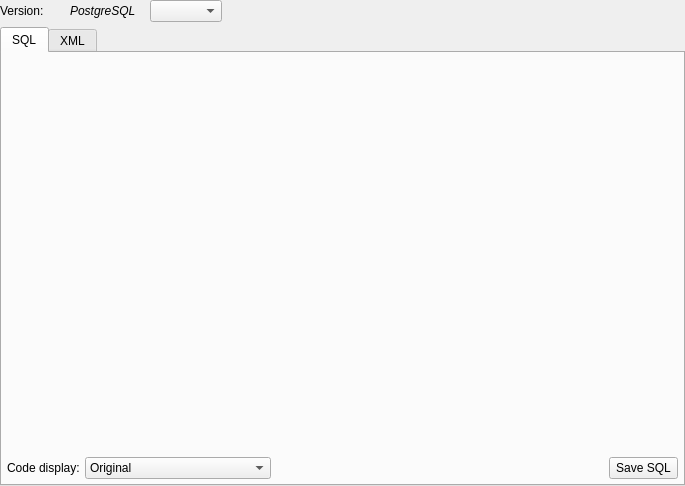
pgmodeler/pgmodeler, file libs/libgui/ui/widgets/sourcecodewidget.ui: the form before one commit.
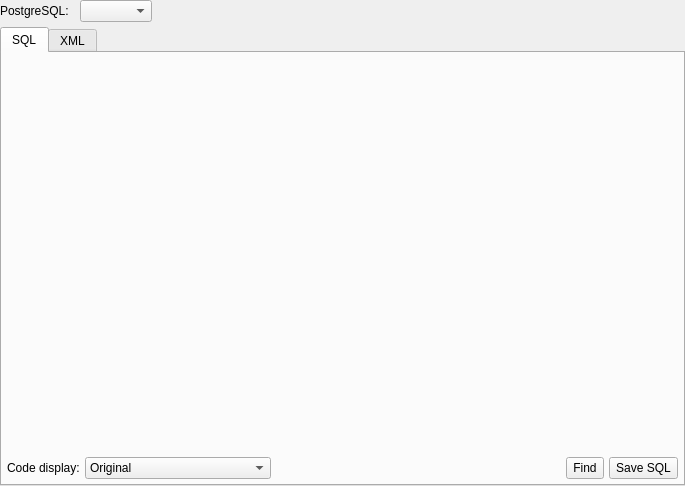
The form after the commit. Icons and pictures are not drawn.

Commit message:
Added a text search widget in SourceCodeWidget
Changed the "edit item" icon on ObjectsTableWidget

Changed the default size of splash screen on screens with device pixel
ratio = 1

What changed in the file:
```diff
--- a/libs/libgui/ui/widgets/sourcecodewidget.ui
+++ b/libs/libgui/ui/widgets/sourcecodewidget.ui
@@ -34,41 +34,6 @@
      <property name="spacing">
       <number>5</number>
      </property>
-     <item>
-      <widget class="QLabel" name="version_lbl">
-       <property name="minimumSize">
-        <size>
-         <width>50</width>
-         <height>0</height>
-        </size>
-       </property>
-       <property name="maximumSize">
-        <size>
-         <width>50</width>
-         <height>16777215</height>
-        </size>
-       </property>
-       <property name="text">
-        <string>Version:</string>
-       </property>
-      </widget>
-     </item>
-     <item>
-      <spacer name="horizontalSpacer_2">
-       <property name="orientation">
-        <enum>Qt::Horizontal</enum>
-       </property>
-       <property name="sizeType">
-        <enum>QSizePolicy::Fixed</enum>
-       </property>
-       <property name="sizeHint" stdset="0">
-        <size>
-         <width>15</width>
-         <height>20</height>
-        </size>
-       </property>
-      </spacer>
-     </item>
      <item>
       <widget class="QLabel" name="pgsql_lbl">
        <property name="sizePolicy">
@@ -91,11 +56,11 @@
        </property>
        <property name="font">
         <font>
-         <italic>true</italic>
+         <italic>false</italic>
         </font>
        </property>
        <property name="text">
-        <string>PostgreSQL</string>
+        <string>PostgreSQL:</string>
        </property>
       </widget>
      </item>
@@ -177,7 +142,7 @@
        <property name="spacing">
         <number>5</number>
        </property>
-       <item row="1" column="0" colspan="2">
+       <item row="2" column="0" colspan="2">
         <layout class="QHBoxLayout" name="horizontalLayout_2">
          <property name="spacing">
           <number>5</number>
@@ -233,6 +198,41 @@
            </property>
           </spacer>
          </item>
+         <item>
+          <widget class="QToolButton" name="find_tb">
+           <property name="sizePolicy">
+            <sizepolicy hsizetype="Preferred" vsizetype="Preferred">
+             <horstretch>0</horstretch>
+             <verstretch>0</verstretch>
+            </sizepolicy>
+           </property>
+           <property name="toolTip">
+            <string>Perform text search on the SQL code.</string>
+           </property>
+           <property name="text">
+            <string>Find</string>
+           </property>
+           <property name="icon">
+            <iconset resource="../../res/resources.qrc">
+             <normaloff>:/icons/icons/findtext.png</normaloff>:/icons/icons/findtext.png</iconset>
+           </property>
+           <property name="iconSize">
+            <size>
+             <width>25</width>
+             <height>25</height>
+            </size>
+           </property>
+           <property name="shortcut">
+            <string>Ctrl+F</string>
+           </property>
+           <property name="checkable">
+            <bool>true</bool>
+           </property>
+           <property name="toolButtonStyle">
+            <enum>Qt::ToolButtonTextBesideIcon</enum>
+           </property>
+          </widget>
+         </item>
          <item>
           <widget class="QToolButton" name="save_sql_tb">
            <property name="sizePolicy">
```
Left out of the diff: 7 changed lines with no effect on the pictures. The commit also changes 5 other files.
